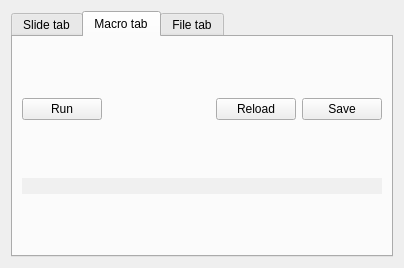
This is forms/scripteditor.ui in insilmaril/vym as Qt 5 draws it before an edit. The edited form follows.
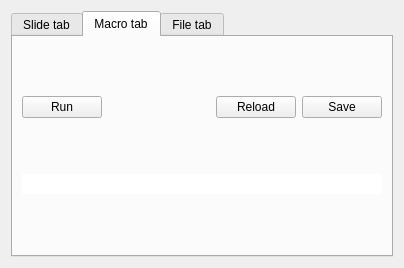
This is the edited form. The open tabs and pages were chosen to show the change. Icons and pictures are not drawn.

Commit message: Fixed BG color lineedit in scripteditor

Diff of the .ui file:
```diff
--- a/forms/scripteditor.ui
+++ b/forms/scripteditor.ui
@@ -172,9 +172,6 @@
            <height>0</height>
           </size>
          </property>
-         <property name="styleSheet">
-          <string notr="true">background-color: rgb(240,240,240);</string>
-         </property>
          <property name="inputMask">
           <string/>
          </property>
```
